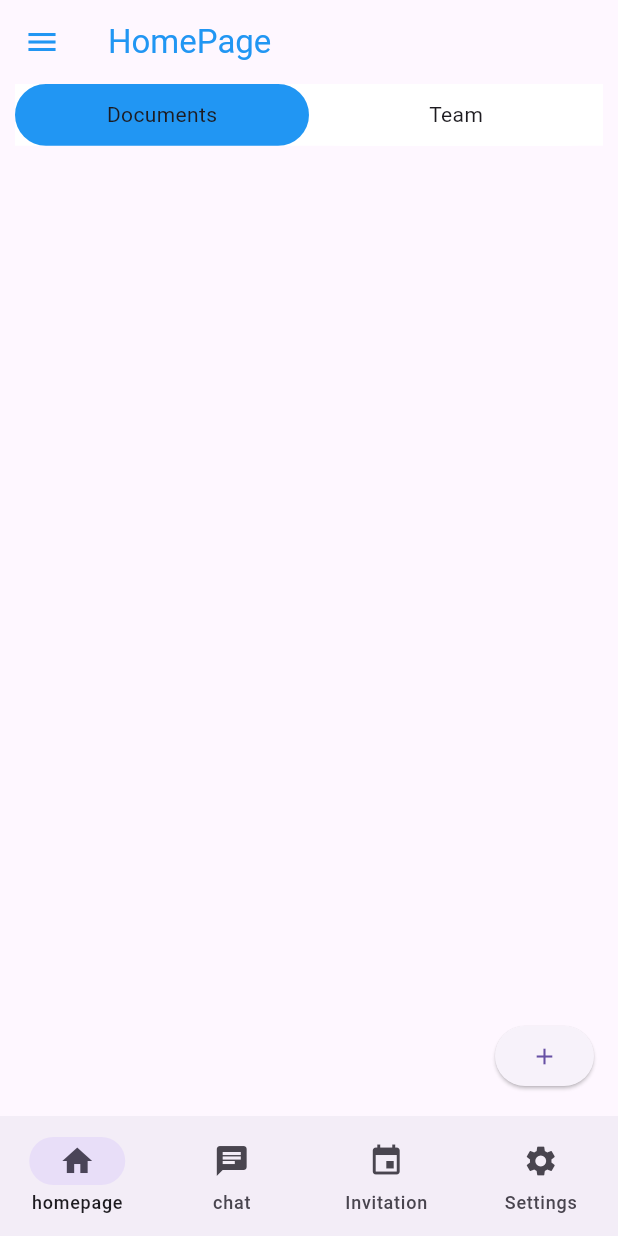
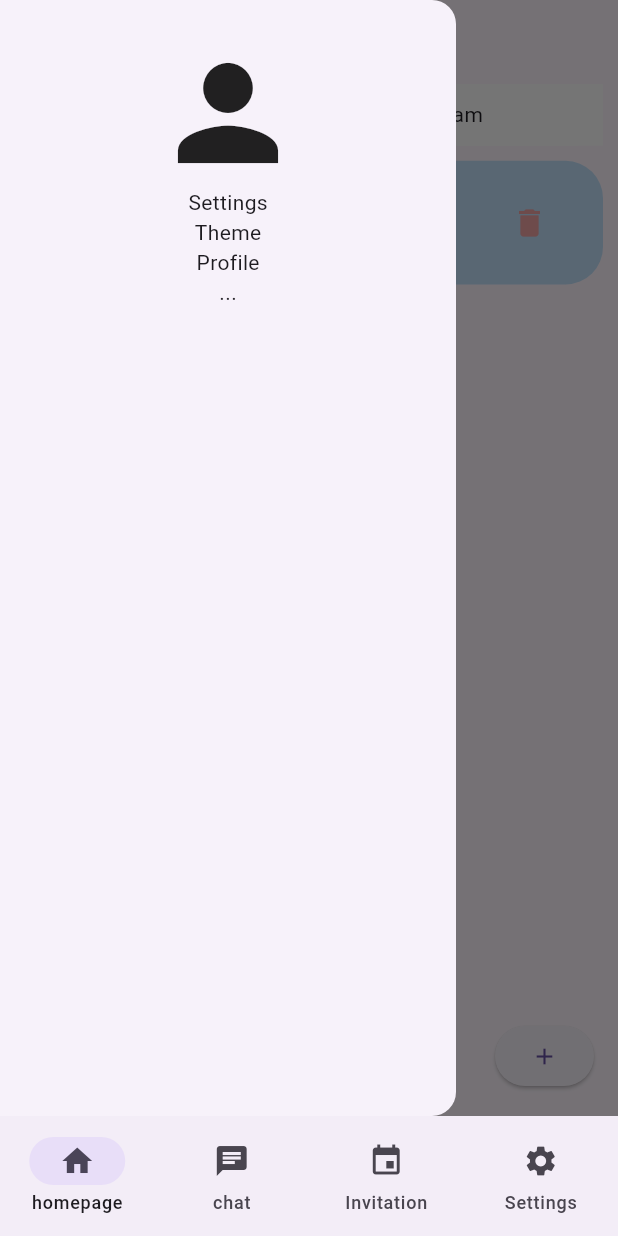
Before and after one commit to houssainebendhieb/Collaborative-Application, a Flutter app: the screen it shows once a user with an empty profile is signed in, with the side drawer open (before the commit the screen has no drawer), on a phone screen of 412 x 824 dp. Run offline on Flutter 3.47's test engine with Material 3 defaults, Android fonts, the phone set to English and light mode, and no system bars; our stand-ins replace bloc, cloud_firestore, equatable, firebase_auth, firebase_core, flutter_bloc and 2 more; missing offline and left inert: flutter_quill; accounts and stored records are empty.

Commit message:
finish document add, delete , with get it ,

```diff
--- /dev/null
+++ b/lib/feature/homepage/data/logic/homepage_repo.dart
@@ -0,0 +1,6 @@
+abstract class HomepageRepo {
+  Future<void> addDocument({required String name});
+  Future<List<Map<String, dynamic>>> getDocument();
+  Future<List<Map<String, dynamic>>> getTeam();
+  Future<void> deleteDocument({required String idDocument});
+}
--- a/lib/feature/homepage/views/document_list.dart
+++ b/lib/feature/homepage/views/document_list.dart
@@ -12,6 +12,8 @@ class DocumentList extends StatefulWidget {
 class _DocumentListState extends State<DocumentList> {
   @override
   Widget build(BuildContext context) {
+    var _height = MediaQuery.sizeOf(context).height;
+    var _width = MediaQuery.sizeOf(context).width;
     return BlocBuilder<HomepageCubit, HomepageState>(
       builder: (context, state) {
         if (state is HomepageDocumentSucces) {
@@ -19,9 +21,47 @@ class _DocumentListState extends State<DocumentList> {
               child: ListView.builder(
             itemCount: state.listDocument.length,
             itemBuilder: (context, index) {
-              return ListTile(
-                title: Text("${state.listDocument[index]['title']} "),
+              return Padding(
+                padding: const EdgeInsets.symmetric(vertical: 10),
+                child: Opacity(
+                  opacity: 0.9,
+                  child: Container(
+                      height: _height * 0.1,
+                      width: _width * 0.8,
+                      decoration: BoxDecoration(
+                          color: Colors.blue[100],
+                          borderRadius: BorderRadius.circular(25)),
+                      child: Padding(
+                        padding: const EdgeInsets.symmetric(horizontal: 25),
+                        child: Row(
+                          mainAxisAlignment: MainAxisAlignment.spaceBetween,
+                          children: [
+                            const Icon(Icons.file_present_outlined),
+                            Padding(
+                              padding: const EdgeInsets.symmetric(vertical: 15),
+                              child: Column(children: [
+                                Text("${state.listDocument[index]['title']}"),
+                                Text("last update ")
+                              ]),
+                            ),
+                            IconButton(
+                              icon: Icon(Icons.delete, color: Colors.red[200]),
+                              onPressed: () {
+                                context.read<HomepageCubit>().deleteDocument(
+                                    idDocument: state.listDocument[index]
+                                        ['id']);
+                                setState(() {});
+                              },
+                            )
+                          ],
+                        ),
+                      )),
+                ),
               );
+
+              // ListTile(
+              //   title: Text("${state.listDocument[index]['title']} "),
+              // );
             },
           ));
         } else if (state is HomepageLoading) {
--- a/lib/feature/homepage/views/homepage.dart
+++ b/lib/feature/homepage/views/homepage.dart
@@ -1,6 +1,8 @@
 import 'package:flutter/material.dart';
 import 'package:flutter_bloc/flutter_bloc.dart';
+import 'package:google_docs_clone/core/utils/di/get_instance.dart';
 import 'package:google_docs_clone/feature/homepage/data/cubit/homepage_cubit.dart';
+import 'package:google_docs_clone/feature/homepage/data/logic/homepage_repo.dart';
 import 'package:google_docs_clone/feature/homepage/views/document_list.dart';
 import 'package:google_docs_clone/feature/homepage/views/team_list.dart';
 
@@ -19,8 +21,24 @@ class _HomePageScreenState extends State<HomePageScreen> {
     var _width = MediaQuery.sizeOf(context).width;
     return SafeArea(
         child: Scaffold(
+      drawer: const Drawer(
+        child: Padding(
+          padding: EdgeInsets.symmetric(vertical: 25),
+          child: Column(
+            children: [
+              Icon(
+                Icons.person,
+                size: 100,
+              ),
+              Text("Settings"),
+              Text("Theme"),
+              Text("Profile"),
+              Text("..."),
+            ],
+          ),
+        ),
+      ),
       appBar: AppBar(
-        leading: const Icon(Icons.menu, color: Colors.blue),
         title: const Text(
           "HomePage",
           style: TextStyle(color: Colors.blue),
@@ -69,7 +87,9 @@ class _HomePageScreenState extends State<HomePageScreen> {
             ),
             index == 0
                 ? BlocProvider(
-                    create: (context) => HomepageCubit()..emitDocument(),
+                    create: (context) => HomepageCubit(
+                        homepageRepoImp: getIt.get<HomepageRepo>())
+                      ..emitDocument(),
                     child: const DocumentList(),
                   )
                 : const TeamList()
@@ -106,7 +126,6 @@ class _HomePageScreenState extends State<HomePageScreen> {
                               .read<HomepageCubit>()
                               .addDocument(name: title);
                           Navigator.pop(context);
-                          rootContext.read<HomepageCubit>().emitDocument();
                         },
                         child: const Text("Add"),
                       ),
--- a/lib/feature/navbar.dart
+++ b/lib/feature/navbar.dart
@@ -1,8 +1,10 @@
 import 'package:flutter/material.dart';
 import 'package:flutter_bloc/flutter_bloc.dart';
+import 'package:google_docs_clone/core/utils/di/get_instance.dart';
 import 'package:google_docs_clone/feature/auth/data/cubit/user_cubit.dart';
 import 'package:google_docs_clone/feature/chat/views/chat.dart';
 import 'package:google_docs_clone/feature/homepage/data/cubit/homepage_cubit.dart';
+import 'package:google_docs_clone/feature/homepage/data/logic/homepage_repo.dart';
 import 'package:google_docs_clone/feature/homepage/views/homepage.dart';
 import 'package:google_docs_clone/feature/invitation/views/invitation.dart';
 import 'package:google_docs_clone/feature/settings/views/settings.dart';
@@ -19,7 +21,8 @@ class _NavbarState extends State<Navbar> {
   // snake case chat_room.dart
   final List<Widget> listScreen = [
     BlocProvider(
-      create: (context) => HomepageCubit(),
+      create: (context) =>
+          HomepageCubit(homepageRepoImp: getIt.get<HomepageRepo>()),
       child: const HomePageScreen(),
     ),
     const ChatScreen(),
--- a/lib/main.dart
+++ b/lib/main.dart
@@ -2,16 +2,19 @@ import 'package:firebase_auth/firebase_auth.dart';
 import 'package:firebase_core/firebase_core.dart';
 import 'package:flutter/material.dart';
 import 'package:flutter_bloc/flutter_bloc.dart';
+import 'package:google_docs_clone/core/utils/di/get_instance.dart';
 import 'package:google_docs_clone/feature/auth/data/cubit/user_cubit.dart';
 import 'package:google_docs_clone/feature/auth/views/login.dart';
 import 'package:google_docs_clone/feature/navbar.dart';
 import 'package:google_docs_clone/firebase_options.dart';
 
 void main() async {
+
   WidgetsFlutterBinding.ensureInitialized();
   await Firebase.initializeApp(
     options: DefaultFirebaseOptions.currentPlatform,
   );
+  await setup();
   runApp(
     MaterialApp(
         debugShowCheckedModeBanner: false,
--- a/pubspec.yaml
+++ b/pubspec.yaml
@@ -38,6 +38,7 @@ dependencies:
   flutter_bloc: ^9.0.0
   flutter_keyboard_visibility_temp_fork: ^0.1.4
   flutter_quill: ^9.3.0
+  get_it: ^8.0.3
   logging: ^1.2.0
   quill_native_bridge: ^10.7.4
   routemaster: ^1.0.1
```
Also changed, not shown: lib/core/utils/di/get_instance.dart (added, +15 -0 lines), lib/feature/auth/data/cubit/user_cubit.dart (+6 -10 lines), lib/feature/homepage/data/cubit/homepage_cubit.dart (+9 -62 lines), lib/feature/homepage/data/logic/homepage_repo_imp.dart (added, +66 -0 lines), pubspec.lock.
